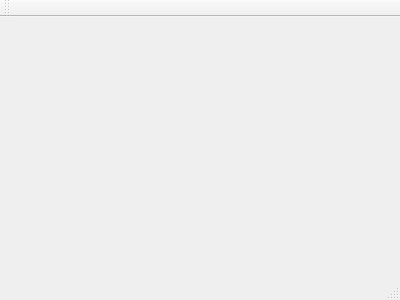
Before: the Qt Designer form CANDI/mainwindow.ui in SchrodingersGat/CANDI, drawn with Qt 5.
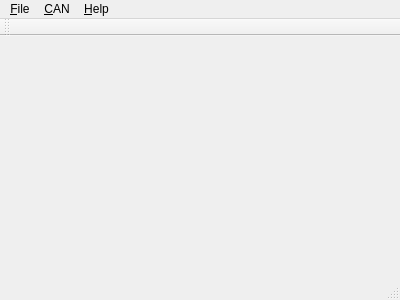
After: the same form once the commit is applied.

Commit message: Add some menu items (empty, for now)

Diff of the .ui file:
```diff
--- a/CANDI/mainwindow.ui
+++ b/CANDI/mainwindow.ui
@@ -12,13 +12,58 @@
   <property name="windowTitle" >
    <string>MainWindow</string>
   </property>
-  <widget class="QMenuBar" name="menuBar" />
-  <widget class="QToolBar" name="mainToolBar" />
-  <widget class="QWidget" name="centralWidget" />
-  <widget class="QStatusBar" name="statusBar" />
+  <widget class="QWidget" name="centralWidget"/>
+  <widget class="QMenuBar" name="menuBar">
+   <property name="geometry">
+    <rect>
+     <x>0</x>
+     <y>0</y>
+     <width>400</width>
+     <height>21</height>
+    </rect>
+   </property>
+   <widget class="QMenu" name="menu_File">
+    <property name="title">
+     <string>&amp;File</string>
+    </property>
+    <addaction name="actionE_xit"/>
+   </widget>
+   <widget class="QMenu" name="menu_CAN">
+    <property name="title">
+     <string>&amp;CAN</string>
+    </property>
+   </widget>
+   <widget class="QMenu" name="menu_Help">
+    <property name="title">
+     <string>&amp;Help</string>
+    </property>
+    <addaction name="action_About"/>
+   </widget>
+   <addaction name="menu_File"/>
+   <addaction name="menu_CAN"/>
+   <addaction name="menu_Help"/>
+  </widget>
+  <widget class="QToolBar" name="mainToolBar">
+   <attribute name="toolBarArea">
+    <enum>TopToolBarArea</enum>
+   </attribute>
+   <attribute name="toolBarBreak">
+    <bool>false</bool>
+   </attribute>
+  </widget>
+  <widget class="QStatusBar" name="statusBar"/>
+  <action name="actionE_xit">
+   <property name="text">
+    <string>E&amp;xit</string>
+   </property>
+  </action>
+  <action name="action_About">
+   <property name="text">
+    <string>&amp;About</string>
+   </property>
+  </action>
  </widget>
- <layoutDefault spacing="6" margin="11" />
- <pixmapfunction></pixmapfunction>
+ <layoutdefault spacing="6" margin="11"/>
  <resources/>
  <connections/>
 </ui>
```
Left out of the diff: 7 changed lines with no effect on the pictures. The commit also changes 2 other files.
